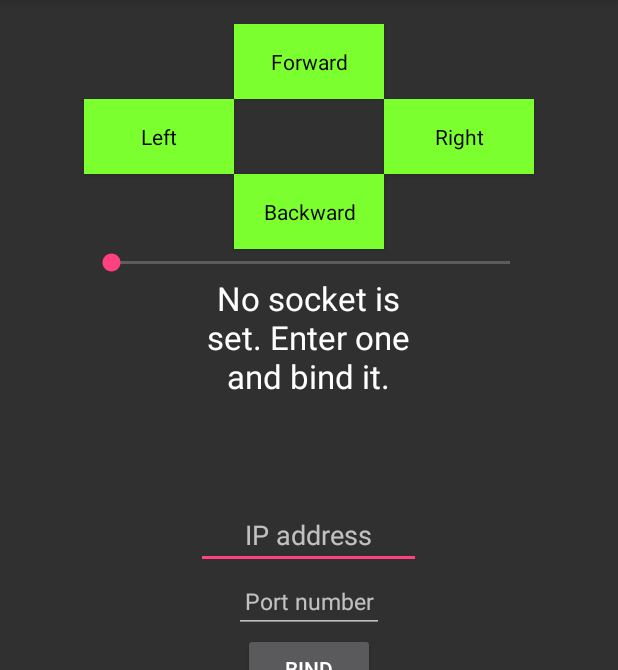
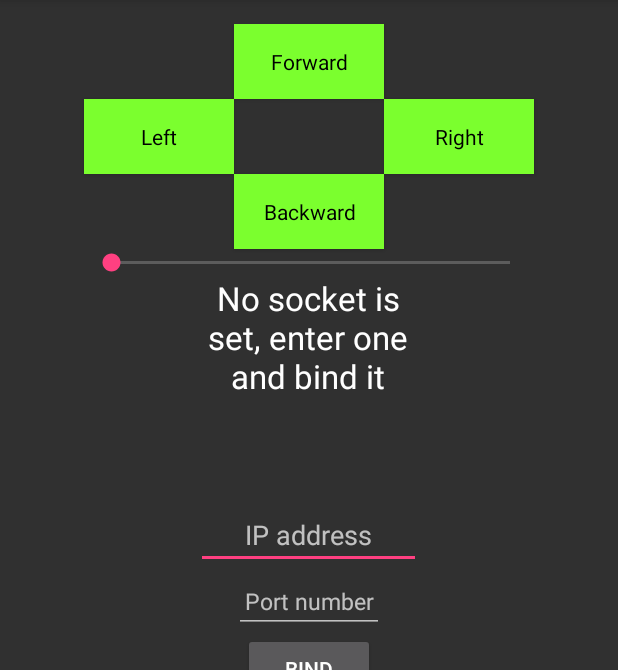
Before and after one commit to Mindavi/WeMos-RP6Control, an Android app: the screen it shows after launch (ControlRobotActivity), after a tap on "Forward", on a phone screen of 412 x 824 dp, the part 84-754 px from its top. Run offline under Robolectric (Android 15) with nearby library versions, the phone set to English and light mode, and no system bars.

```diff
--- a/app/src/main/res/values/strings.xml
+++ b/app/src/main/res/values/strings.xml
@@ -2,25 +2,25 @@
 <resources>
 
     <string name="app_name">RP6 Control</string>
-    <string name="connection_failed">No connection could be made.</string>
+    <string name="connection_failed">No connection could be made</string>
     <string name="ip_address">IP address</string>
     <string name="forward">Forward</string>
     <string name="backward">Backward</string>
     <string name="left">Left</string>
     <string name="right">Right</string>
-    <string name="no_button_pressed">No button pressed.</string>
+    <string name="no_button_pressed">No button pressed</string>
     <string name="port_number">Port number</string>
-    <string name="invalid_port_number">An invalid port number was entered.</string>
-    <string name="message_not_sent">Message was not sent.</string>
+    <string name="invalid_port_number">An invalid port number was entered</string>
+    <string name="message_not_sent">Message was not sent</string>
     <string name="bind">Bind</string>
     <plurals name="number_messages_sent">
-        <item quantity="one">%d message sent.</item>
-        <item quantity="other">%d messages sent.</item>
+        <item quantity="one">%d message sent</item>
+        <item quantity="other">%d messages sent</item>
     </plurals>
-    <string name="socket_set">Socket set.</string>
-    <string name="socket_set_failed">Socket setting failed.</string>
+    <string name="socket_set">Socket set</string>
+    <string name="socket_set_failed">Socket setting failed</string>
     <string name="unbind">Unbind</string>
-    <string name="unbind_done">Removed connection address, enter a new address.</string>
-    <string name="no_socket_set">No socket is set. Enter one and bind it.</string>
+    <string name="unbind_done">Removed connection address, enter a new address</string>
+    <string name="no_socket_set">No socket is set, enter one and bind it</string>
     <string name="speed">Speed: %1$d</string>
 </resources>
```
Also changed, not shown: 1 other file.
